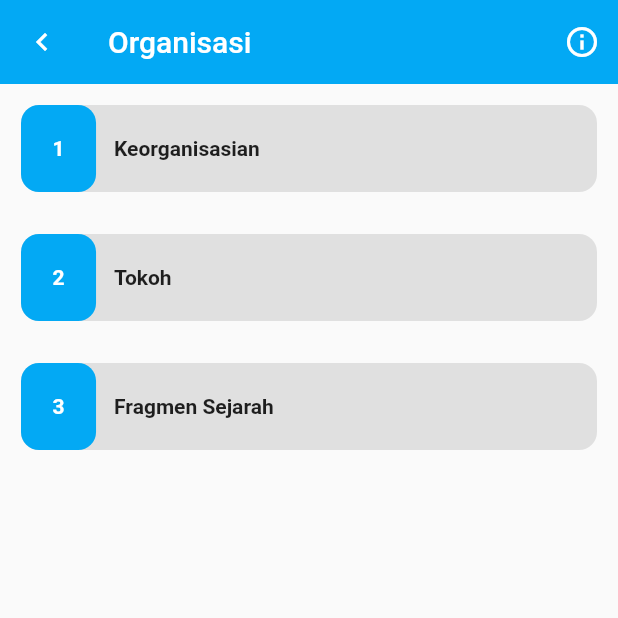
After one commit to CodeVectorizer/fornasmala, a Flutter app: the screen it shows after launch, after a tap on "Organizer", on a phone screen of 412 x 824 dp, the top half of it. The commit adds this screen. Run offline on Flutter 3.47's test engine with Material 2 defaults, Android fonts, the light colour scheme and no system bars; our stand-ins replace google_fonts; missing offline and left inert: dart:ffi.

Commit message:
add view organizer

```diff
--- a/lib/pages/home.dart
+++ b/lib/pages/home.dart
@@ -5,6 +5,7 @@ import 'package:flutter/material.dart';
 import 'package:flutter/src/widgets/container.dart';
 import 'package:flutter/src/widgets/framework.dart';
 import 'package:fornasmala/pages/campus/list_campus.dart';
+import 'package:fornasmala/pages/organizer/organizer.dart';
 import 'package:fornasmala/theme.dart';
 
 class Home extends StatefulWidget {
@@ -261,7 +262,12 @@ class _HomeState extends State<Home> {
                               ],
                             ),
                           ),
-                          Column(
+                          GestureDetector(
+                            onTap: () => Navigator.of(context).push(
+                                CupertinoPageRoute(
+                                    builder: (context) =>
+                                        const OrganizerPage())),
+                            child: Column(
                               children: [
                                 Image.asset(
                                   'assets/images/pengurus.png',
@@ -273,6 +279,7 @@ class _HomeState extends State<Home> {
                                 ),
                                 const Text('Organizer')
                               ],
+                            ),
                           ),
                           Column(
                             children: [
--- /dev/null
+++ b/lib/pages/organizer/organizer.dart
@@ -0,0 +1,90 @@
+import 'package:flutter/cupertino.dart';
+import 'package:flutter/material.dart';
+import 'package:fornasmala/pages/organizer/detail_oraganizer.dart';
+
+class OrganizerPage extends StatefulWidget {
+  const OrganizerPage({super.key});
+
+  @override
+  State<OrganizerPage> createState() => _OrganizerPageState();
+}
+
+class _OrganizerPageState extends State<OrganizerPage> {
+  List menu = [
+    {
+      'name': 'Keorganisasian',
+    },
+    {
+      'name': 'Tokoh',
+    },
+    {
+      'name': 'Fragmen Sejarah',
+    },
+  ];
+  @override
+  Widget build(BuildContext context) {
+    return Scaffold(
+      appBar: AppBar(
+        title: const Text('Organisasi'),
+        elevation: 0.0,
+        backgroundColor: Colors.lightBlue,
+        leading: IconButton(
+          icon: const Icon(Icons.chevron_left),
+          onPressed: () => Navigator.pop(context),
+        ),
+        actions: [
+          IconButton(
+            icon: const Icon(Icons.info_outline),
+            onPressed: () {},
+          ),
+        ],
+      ),
+      body: SingleChildScrollView(
+        child: Column(
+          children: menu
+              .asMap()
+              .map((i, e) => MapEntry(
+                  i,
+                  GestureDetector(
+                    onTap: () => Navigator.of(context).push(CupertinoPageRoute(
+                        builder: (context) => DetailOrganizer(
+                              menus: e,
+                            ))),
+                    child: Container(
+                      margin: const EdgeInsets.all(14),
+                      decoration: BoxDecoration(
+                          color: Colors.grey.shade300,
+                          borderRadius: BorderRadius.circular(12)),
+                      child: Row(children: [
+                        Container(
+                          padding: const EdgeInsets.all(21),
+                          decoration: BoxDecoration(
+                              color: Colors.lightBlue,
+                              borderRadius: BorderRadius.circular(12)),
+                          child: Center(
+                            child: Text(
+                              '${i + 1}',
+                              style: const TextStyle(
+                                  color: Colors.white,
+                                  fontWeight: FontWeight.bold),
+                            ),
+                          ),
+                        ),
+                        const SizedBox(
+                          width: 12,
+                        ),
+                        Center(
+                          child: Text(e['name'],
+                              style:
+                                  const TextStyle(fontWeight: FontWeight.bold)),
+                        )
+                      ]),
+                    ),
+                  )))
+              .values
+              .toList(),
+        ),
+      ),
+    );
+  }
+}
```
Also changed, not shown: lib/pages/organizer/detail_item_organizer.dart (added, +81 -0 lines), lib/pages/organizer/detail_oraganizer.dart (added, +65 -0 lines), assets/images/ic_ig.png (added), assets/images/ic_whatsapp.png (added). Lines whose indentation alone changed are shown as unchanged.
